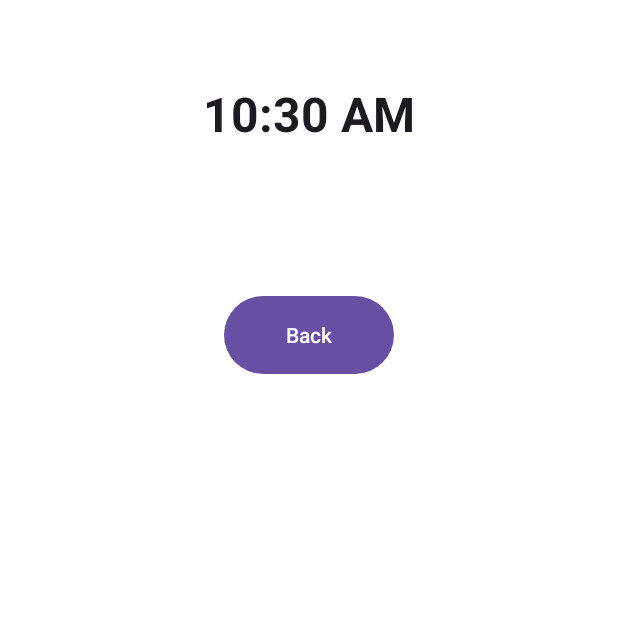
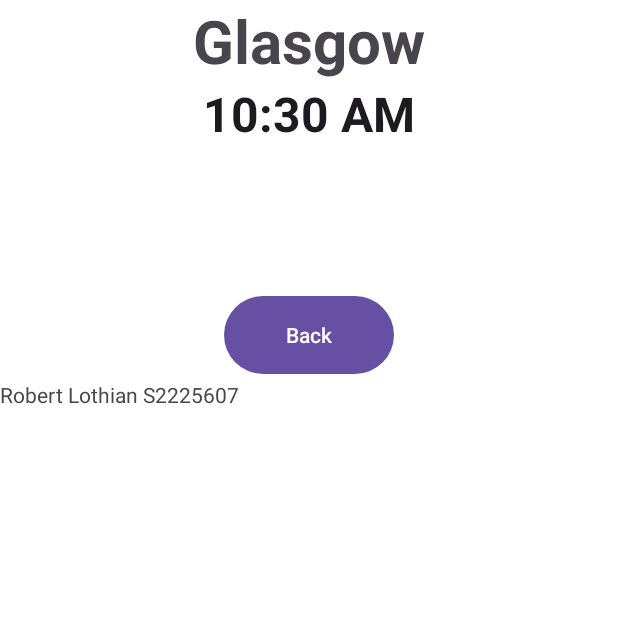
Before and after one commit to boblothian/MobileApp_CW1_RSS, an Android app: the screen it shows after launch (ThreeDayForecastActivity), after a tap on "Three Day Forecast", on a phone screen of 412 x 824 dp, the top half of it. Run offline under Robolectric (Android 15) with nearby library versions, the phone set to English and light mode, and no system bars; pictures from the network do not load; 1 other tap on this screen came first.

Commit message:
Final version

```diff
--- a/app/src/main/java/com/example/lothian_robert_rlothi300/MainActivity.java
+++ b/app/src/main/java/com/example/lothian_robert_rlothi300/MainActivity.java
@@ -99,7 +99,7 @@ public class MainActivity extends AppCompatActivity implements OnClickListener,
         pressure = findViewById(R.id.pressure);
         visibility = findViewById(R.id.visibility);
 
-        //initialize ImageViews
+        // Initialize ImageViews
         weatherImg =findViewById(R.id.weatherImg);
         windIcon = findViewById(R.id.windDirectionIcon);
 
@@ -151,7 +151,7 @@ public class MainActivity extends AppCompatActivity implements OnClickListener,
         handler.post(refresh);
     }
 
-    //Map View functions
+    // Map View functions
     @Override
     protected void onResume() {
         super.onResume();
@@ -287,6 +287,8 @@ public class MainActivity extends AppCompatActivity implements OnClickListener,
         super.onPointerCaptureChanged(hasCapture);
     }
 
+
+    //Nav bar logic
     @Override
     public boolean onNavigationItemSelected(@NonNull MenuItem item) {
         // Handle navigation view items
@@ -295,6 +297,7 @@ public class MainActivity extends AppCompatActivity implements OnClickListener,
         if (id == R.id.nav_item1) {
             // Perform the same action as the Three Day Button click
             Intent intent = new Intent(MainActivity.this, ThreeDayForecastActivity.class);
+            intent.putExtra("locationID", locationID);
             intent.putExtra("weatherInfo1", weatherInfoList1.toArray(new WeatherInfo[0]));
             intent.putExtra("weatherInfo2", weatherInfoList2.toArray(new WeatherInfo[0]));
             intent.putExtra("weatherInfo3", weatherInfoList3.toArray(new WeatherInfo[0]));
@@ -332,6 +335,7 @@ public class MainActivity extends AppCompatActivity implements OnClickListener,
         }
     }
 
+    // This task determines what feed type to parse and runs parsing logic
     private class Task implements Runnable {
         private final String url;
         private final String feedType;
@@ -346,6 +350,7 @@ public class MainActivity extends AppCompatActivity implements OnClickListener,
         public String getFeedType() {
             return feedType;
         }
+
         @Override
         public void run() {
             URL aurl;
@@ -478,7 +483,7 @@ public class MainActivity extends AppCompatActivity implements OnClickListener,
 
             String tagName = null;
             WeatherInfo currentWeatherInfo = null;
-            int dayCount = 0; // Initialize dayCount before the loop
+            int dayCount = 0;
 
             while (eventType != XmlPullParser.END_DOCUMENT) {
                 switch (eventType) {
@@ -498,7 +503,7 @@ public class MainActivity extends AppCompatActivity implements OnClickListener,
 
                                     break;
                                 case "description":
-                                    parseDescriptionThreeDayForecast(text, currentWeatherInfo); // Pass dayCount to the method
+                                    parseDescriptionThreeDayForecast(text, currentWeatherInfo);
                                     break;
                                 case "pubDate":
                                     // Parse the pubDate to get the current day and date
@@ -536,15 +541,15 @@ public class MainActivity extends AppCompatActivity implements OnClickListener,
     }
 
     private void incrementPubDate(WeatherInfo currentWeatherInfo, int dayCount) {
-        // Increment the date by the number of days represented by dayCount
+        // Increment the date
         Calendar calendar = Calendar.getInstance();
         calendar.add(Calendar.DAY_OF_YEAR, dayCount);
 
-        // Format the date to the desired format (e.g., "EEE, dd MMM yyyy HH:mm:ss z")
+        // Format the date
         SimpleDateFormat sdf = new SimpleDateFormat("EEE, dd MMM yyyy", Locale.ENGLISH);
         String forecastDate = sdf.format(calendar.getTime());
 
-        // Set the forecasted date for the respective day
+        // Set the forecasted date
         currentWeatherInfo.setDate(forecastDate);
     }
 
@@ -581,16 +586,14 @@ public class MainActivity extends AppCompatActivity implements OnClickListener,
 
             // Ensure there is at least one part
             if (parts.length > 1) {
-                // Extract the first part as day
                 String day = parts[0].trim();
 
                 // Set the day in the WeatherInfo object
                 weatherInfo.setDay(day);
                 Log.d("ParseTitle3Day", "Day extracted: " + day);
 
-                // Extract the weather condition from the title
-                String weatherAndTemp = parts[1].trim(); // Extract the weather condition after the colon
-                // Split the weatherAndTemp by comma (",") to separate weather condition and minimum temperature
+                // Extract the weather condition
+                String weatherAndTemp = parts[1].trim();
                 String[] weatherParts = weatherAndTemp.split(",");
                 if (weatherParts.length > 0) {
                     String weatherCondition = weatherParts[0].trim(); // Extract the weather condition
@@ -620,7 +623,7 @@ public class MainActivity extends AppCompatActivity implements OnClickListener,
             if (keyValue.length == 2) {
                 String key = keyValue[0];
                 String value = keyValue[1];
-                // Parse each key-value pair and set the corresponding fields in the WeatherInfo object
+                // Parse each key-value pair and set
                 switch (key) {
                     case "Temperature":
                         weatherInfo.setCurrentTemperature(value);
--- a/app/src/main/res/layout/activity_main.xml
+++ b/app/src/main/res/layout/activity_main.xml
@@ -184,6 +184,12 @@
                             android:layout_height="match_parent" />
                     </RelativeLayout>
 
+                    <TextView
+                        android:id="@+id/textView"
+                        android:layout_width="match_parent"
+                        android:layout_height="wrap_content"
+                        android:text="Robert Lothian S2225607" />
+
                 </LinearLayout>
             </FrameLayout>
         </ScrollView>
--- a/app/src/main/res/layout/activity_three_day_forecast.xml
+++ b/app/src/main/res/layout/activity_three_day_forecast.xml
@@ -57,6 +57,12 @@
             android:text="Back"
             android:layout_gravity="center_horizontal" />
 
+        <TextView
+            android:id="@+id/textView2"
+            android:layout_width="match_parent"
+            android:layout_height="wrap_content"
+            android:text="Robert Lothian S2225607" />
+
         <View
             android:layout_width="match_parent"
             android:layout_height="0dp"
```
